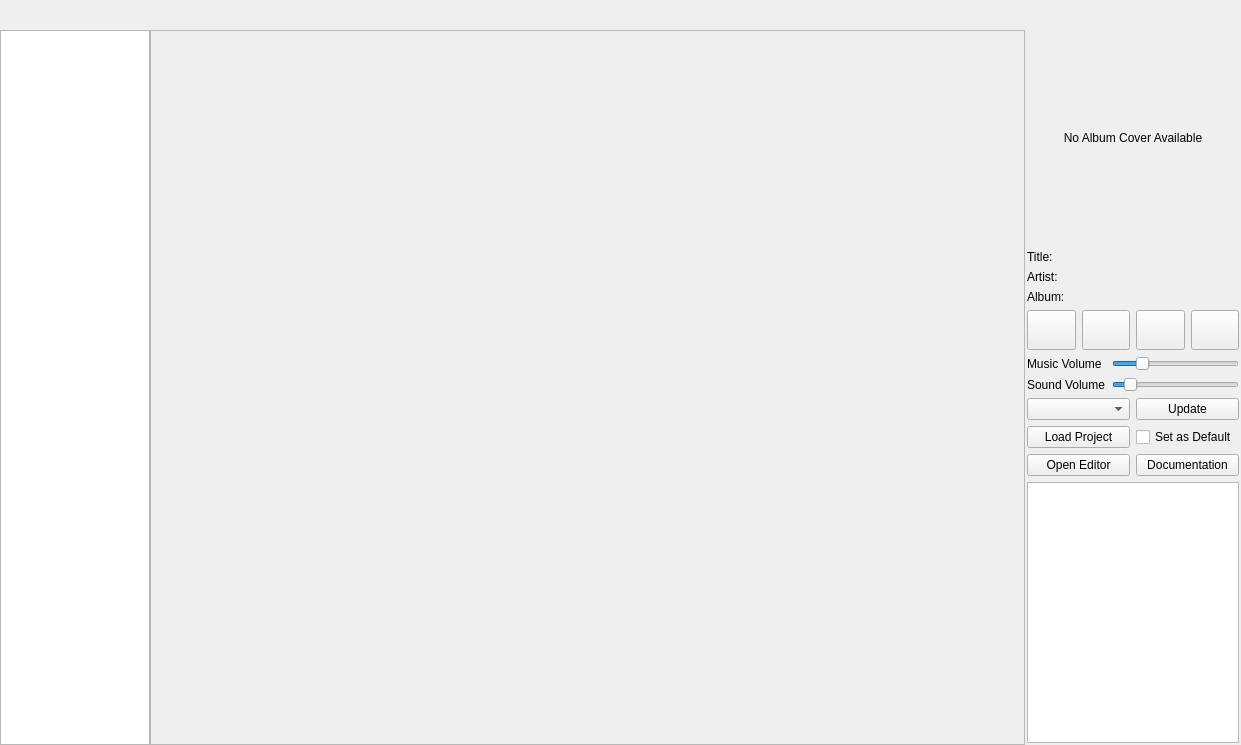
First picture: the form in gm-companion/tools/audiotool.ui, repository PhilInTheGaps/GM-Companion, before the edit.
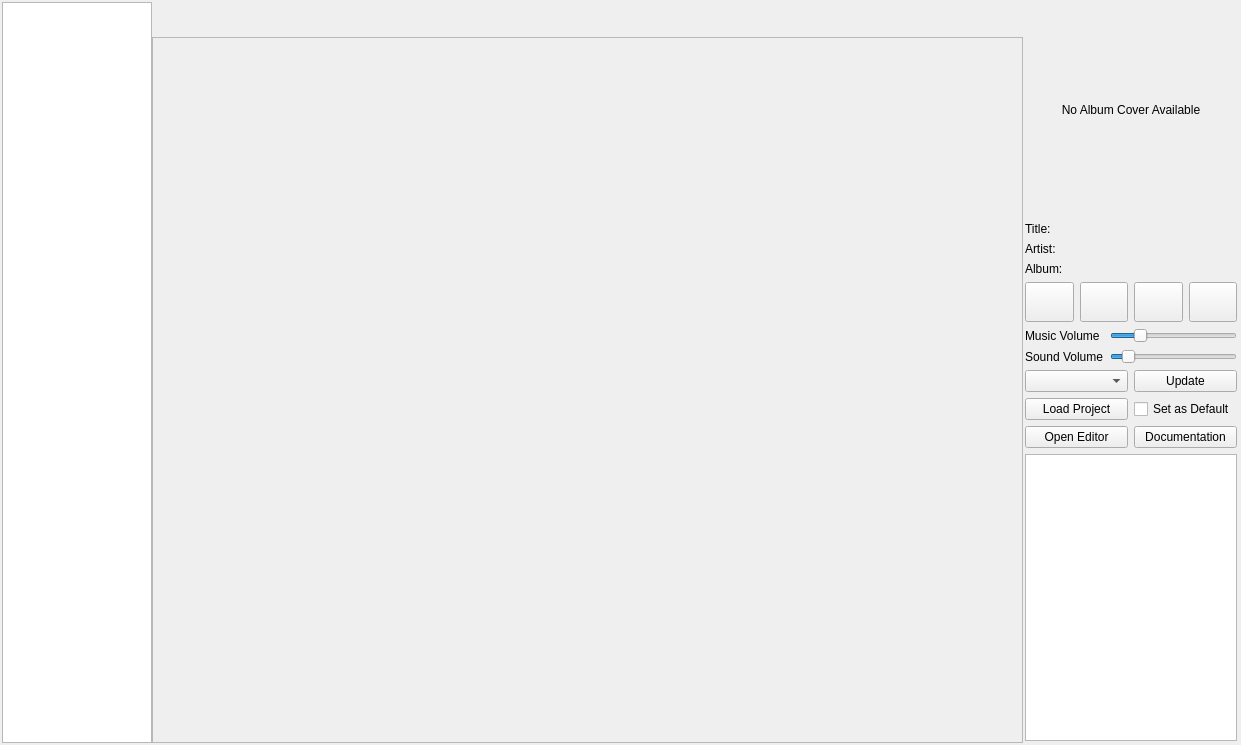
Second picture: the form after the edit. Icons and pictures are not drawn.

Diff of the .ui file:
```diff
--- a/gm-companion/tools/audiotool.ui
+++ b/gm-companion/tools/audiotool.ui
@@ -21,65 +21,6 @@
     <number>0</number>
    </property>
    <property name="leftMargin">
-    <number>0</number>
-   </property>
-   <property name="topMargin">
-    <number>0</number>
-   </property>
-   <property name="rightMargin">
-    <number>0</number>
-   </property>
-   <property name="bottomMargin">
-    <number>0</number>
-   </property>
-   <item>
-    <widget class="QWidget" name="header" native="true">
-     <property name="sizePolicy">
-      <sizepolicy hsizetype="Preferred" vsizetype="Maximum">
-       <horstretch>0</horstretch>
-       <verstretch>0</verstretch>
-      </sizepolicy>
-     </property>
-     <property name="minimumSize">
-      <size>
-       <width>0</width>
-       <height>30</height>
-      </size>
-     </property>
-     <layout class="QHBoxLayout" name="horizontalLayout">
-      <property name="leftMargin">
-       <number>0</number>
-      </property>
-      <property name="topMargin">
-       <number>0</number>
-      </property>
-      <property name="rightMargin">
-       <number>0</number>
-      </property>
-      <property name="bottomMargin">
-       <number>0</number>
-      </property>
-      <item>
-       <widget class="QWidget" name="categoryBar" native="true">
-        <property name="sizePolicy">
-         <sizepolicy hsizetype="Maximum" vsizetype="Maximum">
-          <horstretch>0</horstretch>
-          <verstretch>0</verstretch>
-         </sizepolicy>
-        </property>
-        <property name="minimumSize">
-         <size>
-          <width>36</width>
-          <height>14</height>
-         </size>
-        </property>
-        <property name="font">
-         <font>
-          <pointsize>20</pointsize>
-         </font>
-        </property>
-        <layout class="QHBoxLayout" name="horizontalLayout_2">
-         <property name="leftMargin">
           <number>2</number>
          </property>
          <property name="topMargin">
@@ -91,12 +32,6 @@
          <property name="bottomMargin">
           <number>2</number>
          </property>
-        </layout>
-       </widget>
-      </item>
-     </layout>
-    </widget>
-   </item>
    <item>
     <layout class="QHBoxLayout" name="horizontalLayout_3">
      <property name="spacing">
@@ -155,6 +90,73 @@
       </layout>
      </item>
      <item>
+      <layout class="QVBoxLayout" name="verticalLayout_3">
+       <item>
+        <widget class="QWidget" name="header" native="true">
+         <property name="sizePolicy">
+          <sizepolicy hsizetype="Preferred" vsizetype="Maximum">
+           <horstretch>0</horstretch>
+           <verstretch>0</verstretch>
+          </sizepolicy>
+         </property>
+         <property name="minimumSize">
+          <size>
+           <width>0</width>
+           <height>35</height>
+          </size>
+         </property>
+         <layout class="QHBoxLayout" name="horizontalLayout">
+          <property name="leftMargin">
+           <number>0</number>
+          </property>
+          <property name="topMargin">
+           <number>0</number>
+          </property>
+          <property name="rightMargin">
+           <number>0</number>
+          </property>
+          <property name="bottomMargin">
+           <number>0</number>
+          </property>
+          <item>
+           <widget class="QWidget" name="categoryBar" native="true">
+            <property name="sizePolicy">
+             <sizepolicy hsizetype="Maximum" vsizetype="Minimum">
+              <horstretch>0</horstretch>
+              <verstretch>0</verstretch>
+             </sizepolicy>
+            </property>
+            <property name="minimumSize">
+             <size>
+              <width>36</width>
+              <height>14</height>
+             </size>
+            </property>
+            <property name="font">
+             <font>
+              <pointsize>20</pointsize>
+             </font>
+            </property>
+            <layout class="QHBoxLayout" name="horizontalLayout_2">
+             <property name="leftMargin">
+              <number>1</number>
+             </property>
+             <property name="topMargin">
+              <number>1</number>
+             </property>
+             <property name="rightMargin">
+              <number>1</number>
+             </property>
+             <property name="bottomMargin">
+              <number>1</number>
+             </property>
+            </layout>
+           </widget>
+          </item>
+         </layout>
+        </widget>
+       </item>
+       <item>
       <widget class="QScrollArea" name="scrollArea">
        <property name="sizePolicy">
         <sizepolicy hsizetype="Expanding" vsizetype="Expanding">
@@ -170,8 +172,8 @@
          <rect>
           <x>0</x>
           <y>0</y>
-          <width>867</width>
-          <height>711</height>
+            <width>861</width>
+            <height>694</height>
          </rect>
         </property>
         <layout class="QVBoxLayout" name="verticalLayout_11">
@@ -201,6 +203,8 @@
        </widget>
       </widget>
      </item>
+      </layout>
+     </item>
      <item>
       <widget class="QWidget" name="sideBar" native="true">
        <property name="sizePolicy">
@@ -209,6 +213,12 @@
          <verstretch>0</verstretch>
         </sizepolicy>
        </property>
+       <property name="maximumSize">
+        <size>
+         <width>220</width>
+         <height>16777215</height>
+        </size>
+       </property>
        <layout class="QVBoxLayout" name="verticalLayout_2">
         <property name="leftMargin">
          <number>2</number>
```
Left out of the diff: 12 changed lines with no effect on the pictures. Lines whose indentation alone changed are shown as unchanged.
